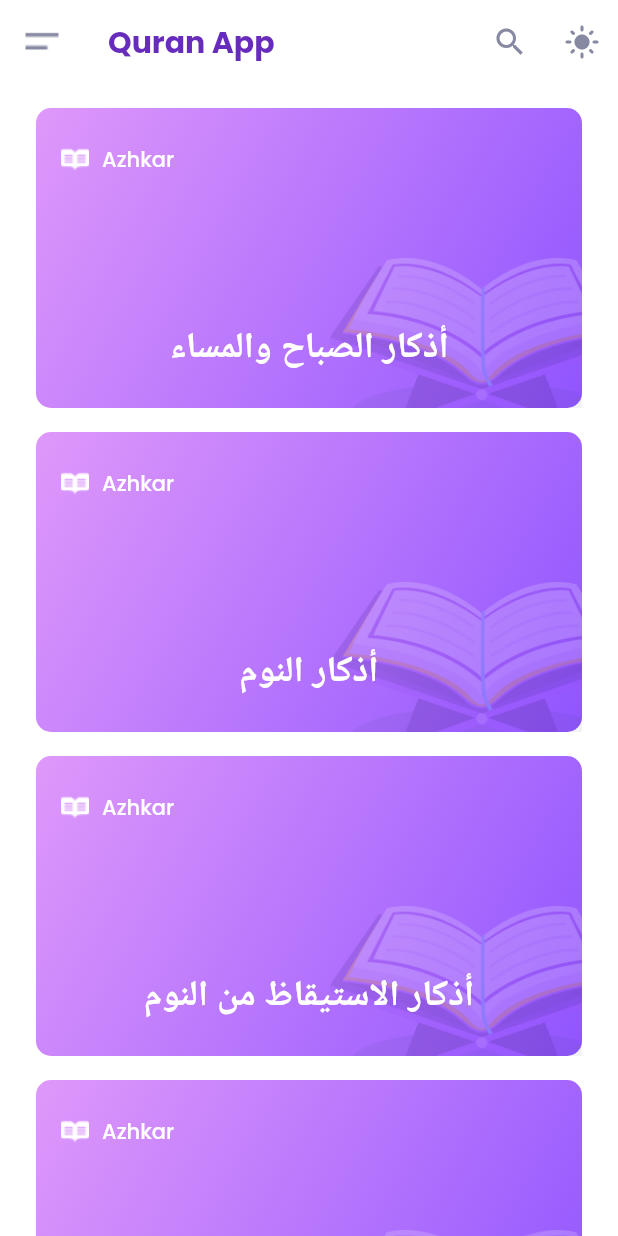
After one commit to AyaAbdElmoneim158/Quran_app, a Flutter app: the AzhkarScreen screen opened directly, on a phone screen of 412 x 824 dp. The commit adds this screen. Run offline on Flutter 3.47's test engine with Material 2 defaults, Android fonts, the phone set to English and light mode, and no system bars; our stand-ins replace animate_do, audioplayers, get, google_fonts, hive, hive_flutter; accounts and stored records are empty; Roboto replaces fonts that are missing (Amiri); statements that could not run were skipped.

Commit message:
📌Add AzhkarScreen

```diff
--- /dev/null
+++ b/quran_app/lib/features/azhkar/screens/azhkar_screen.dart
@@ -0,0 +1,230 @@
+import 'package:quran_app/util/app_color.dart';
+import 'package:quran_app/util/global_variables.dart';
+
+import '../../../models/adhkar_model.dart';
+import '../../../common/widgets/general_card.dart';
+import 'azhkar_details_screen.dart';
+import 'package:get/get.dart';
+import 'package:google_fonts/google_fonts.dart';
+import 'package:animate_do/animate_do.dart';
+import 'package:flutter/material.dart';
+
+class AzhkarScreen extends StatefulWidget {
+  const AzhkarScreen({super.key});
+
+  @override
+  State<AzhkarScreen> createState() => _AzhkarScreenState();
+}
+
+class _AzhkarScreenState extends State<AzhkarScreen> {
+  List<dynamic> searchedList = [];
+  TextEditingController _textEditingController = TextEditingController();
+  bool isSearch = false;
+
+  @override
+  void initState() {
+    super.initState();
+    searchedList = adhkars;
+  }
+
+  void _runFilter(String value) {
+    List<Adhkar> results = [];
+    if (value.isEmpty || _textEditingController.text.isEmpty) {
+      results = adhkars;
+    } else {
+      results = adhkars
+          .where((adhkar) =>
+              adhkar.category.toLowerCase().contains(value.toLowerCase()))
+          .toList();
+    }
+    setState(() {
+      searchedList = results;
+    });
+  }
+
+  @override
+  Widget build(BuildContext context) {
+    return Scaffold(
+      appBar: AppBar(
+        elevation: 0,
+        leading: IconButton(
+          onPressed: () {},
+          icon: Image.asset("assets/icons/menu.png"),
+        ),
+        title: _buildAppBarTitle(),
+        actions: _buildAppBarActions(),
+      ),
+      body: SingleChildScrollView(
+        child: Padding(
+          padding: const EdgeInsets.symmetric(horizontal: 24, vertical: 16),
+          child: ListView.separated(
+            shrinkWrap: true,
+            physics: const NeverScrollableScrollPhysics(),
+            separatorBuilder: (context, index) => const SizedBox(height: 16),
+            itemCount: searchedList.length,
+            itemBuilder: (context, index) => index % 2 == 0
+                ? FadeInLeftBig(
+                    duration: const Duration(milliseconds: 1200),
+                    child: _buildAzhkarCard(index))
+                : FadeInRightBig(
+                    duration: const Duration(milliseconds: 1200),
+                    child: _buildAzhkarCard(index)),
+          ),
+        ),
+      ),
+    );
+  }
+
+  GestureDetector _buildAzhkarCard(int index) {
+    return GestureDetector(
+      onTap: () {
+        Get.to(AzhkarDetailsScreen(azhkar: searchedList[index]),
+            transition: Transition.zoom);
+      },
+      child: BuildGeneralCard(
+        height: 200,
+        child: Padding(
+          padding: const EdgeInsets.symmetric(horizontal: 16, vertical: 24),
+          child: Column(
+            mainAxisAlignment: MainAxisAlignment.spaceBetween,
+            children: [
+              // const SizedBox(height: 8),
+              Row(children: [
+                Image.asset(
+                  "assets/icons/book.png",
+                  width: 20,
+                  height: 20,
+                ),
+                const SizedBox(width: 8),
+                Text("Azhkar",
+                    style: GoogleFonts.poppins(
+                        textStyle: const TextStyle(
+                            fontWeight: FontWeight.w500,
+                            fontSize: 14,
+                            color: AppColors.kWitheColor))),
+              ]),
+              Text(searchedList[index].category,
+                  style: GoogleFonts.amiri(
+                      textStyle: const TextStyle(
+                          fontWeight: FontWeight.bold,
+                          fontSize: 24,
+                          color: AppColors.kWitheColor))),
+            ],
+          ),
+        ),
+      ),
+    );
+  }
+
+  Widget _buildAppBarTitle() {
+    if (isSearch) {
+      return _buildSearchFelid();
+    } else {
+      return Text("Quran App",
+          style: GoogleFonts.poppins(
+              textStyle: Theme.of(context).textTheme.titleMedium));
+    }
+  }
+
+  List<Widget> _buildAppBarActions() {
+    if (isSearch) {
+      return [
+        IconButton(
+            onPressed: () {
+              // toDo: StopSearched
+              _clearSearched();
+              Navigator.pop(context);
+            },
+            icon: const Icon(
+              Icons.clear,
+              color: AppColors.kTextMediumColor,
+            )),
+        _changeTheme()
+      ];
+    } else {
+      return [
+        IconButton(
+            onPressed: () {
+              // toDo: StartSearched
+              _startSearched();
+            },
+            icon: const Icon(
+              Icons.search,
+              color: AppColors.kTextMediumColor,
+            )),
+        _changeTheme()
+      ];
+    }
+  }
+
+  Widget _buildSearchFelid() {
+    return TextField(
+      controller: _textEditingController,
+      onChanged: (searchedChar) {
+        // addAtSearchedList(searchedChar);
+        _runFilter(searchedChar);
+      },
+      cursorColor: AppColors.kTextMediumColor,
+      style: const TextStyle(color: AppColors.kTextMediumColor),
+      decoration: const InputDecoration(
+          border: InputBorder.none,
+          hintText: "Search Here",
+          helperStyle: TextStyle(color: AppColors.kTextLight2Color)),
+    );
+  }
+
+  void _startSearched() {
+    ModalRoute.of(context)!
+        .addLocalHistoryEntry(LocalHistoryEntry(onRemove: _stopSearched));
+    setState(() => isSearch = true);
+  }
+
+  void _stopSearched() {
+    _clearSearched();
+    setState(() => isSearch = false);
+  }
+
+  void _clearSearched() {
+    setState(() => _textEditingController.clear());
+  }
+
+  IconButton _changeTheme() {
+    return IconButton(
+      onPressed: () {
+        Get.changeThemeMode(Get.isDarkMode ? ThemeMode.light : ThemeMode.dark);
+        debugPrint(Get.isDarkMode.toString());
+        setState(() {}); // bool
+      },
+      icon: Get.isDarkMode
+          ? const Icon(
+              Icons.dark_mode,
+              color: AppColors.kTextDarkColor,
+            )
+          : const Icon(
+              Icons.light_mode,
+              color: AppColors.kTextMediumColor,
+            ), //: Icons.light_mode,
+    );
+  }
+
+  Column _buildIntroText() {
+    return Column(
+      crossAxisAlignment: CrossAxisAlignment.start,
+      children: [
+        Text("Asslamualaikum",
+            style: GoogleFonts.poppins(
+                textStyle: const TextStyle(
+                    fontWeight: FontWeight.w500,
+                    fontSize: 18,
+                    color: AppColors.kTextMediumColor))),
+        const SizedBox(height: 4),
+        Text("Tanvir Ahassan",
+            style: GoogleFonts.poppins(
+                textStyle: const TextStyle(
+                    fontWeight: FontWeight.w600,
+                    fontSize: 24,
+                    color: AppColors.kPurpleD6Color))),
+      ],
+    );
+  }
+}
```
Also changed, not shown: quran_app/lib/features/azhkar/screens/azhkar_details_screen.dart (added, +85 -0 lines), quran_app/lib/features/bottom_bar.dart (+2 -6 lines), 1 other file.
